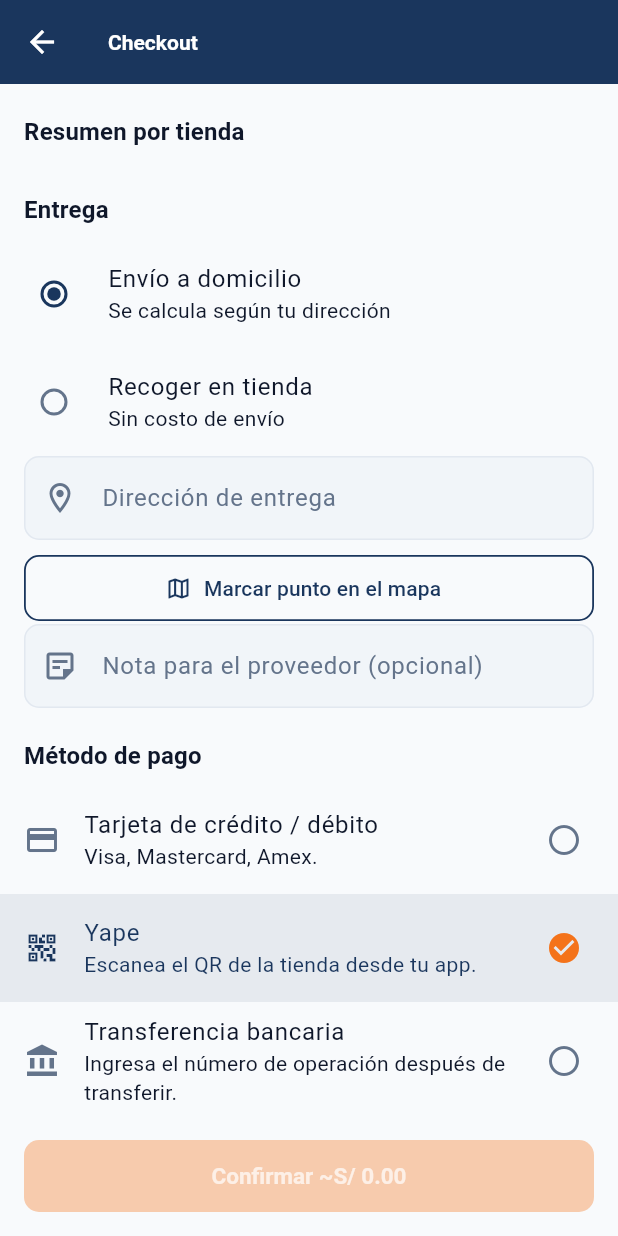
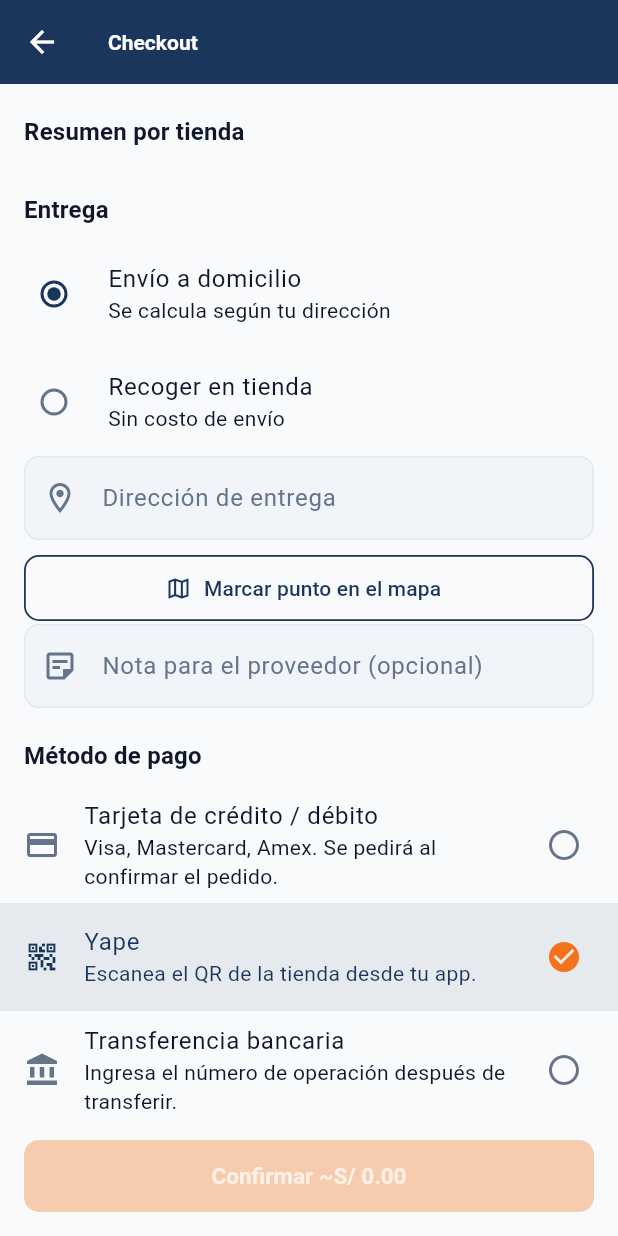
Before and after one commit to LUXOdi7/chapa_tu_repuesto_app, a Flutter app: the CheckoutPage screen opened by its route, on a phone screen of 412 x 824 dp. Run offline on Flutter 3.47's test engine with Material 3 defaults, Android fonts, the phone set to English and light mode, and no system bars; our stand-ins replace dio, firebase_core, firebase_messaging, flutter_local_notifications, flutter_map, flutter_secure_storage and 4 more; missing offline and left inert: google_sign_in_web; accounts and stored records are empty; network calls fail.

Commit message:
fix: pago con tarjeta en navegador integrado (in-app WebView)
- LaunchMode.inAppWebView reemplaza externalApplication: en Android
  abre Chrome Custom Tabs; el comprador paga sin salir de la app.
- Diálogo de pago manual ya no muestra "Tarjeta" (siempre va por
  pasarela); si el pedido venía con card sin pasarela, cambia a Yape.
- Hint de PaymentMethod.card actualizado para ser más claro.

Co-Authored-By: Claude Sonnet 4.6 <noreply@anthropic.com>

```diff
--- a/lib/features/orders/domain/payment_method.dart
+++ b/lib/features/orders/domain/payment_method.dart
@@ -7,7 +7,7 @@ enum PaymentMethod {
     'card',
     'Tarjeta de crédito / débito',
     Icons.credit_card,
-    'Visa, Mastercard, Amex.',
+    'Visa, Mastercard, Amex. Se pedirá al confirmar el pedido.',
   ),
   yape(
     'yape',
```
Also changed, not shown: lib/features/orders/presentation/order_tracking_page.dart (+11 -5 lines).
